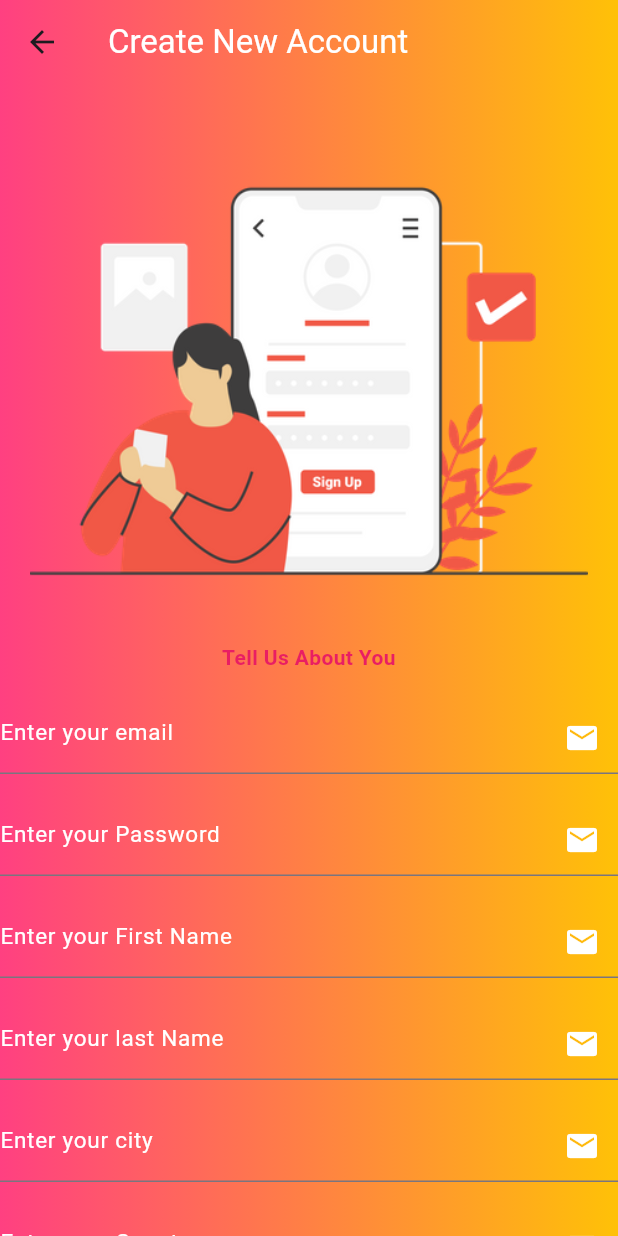
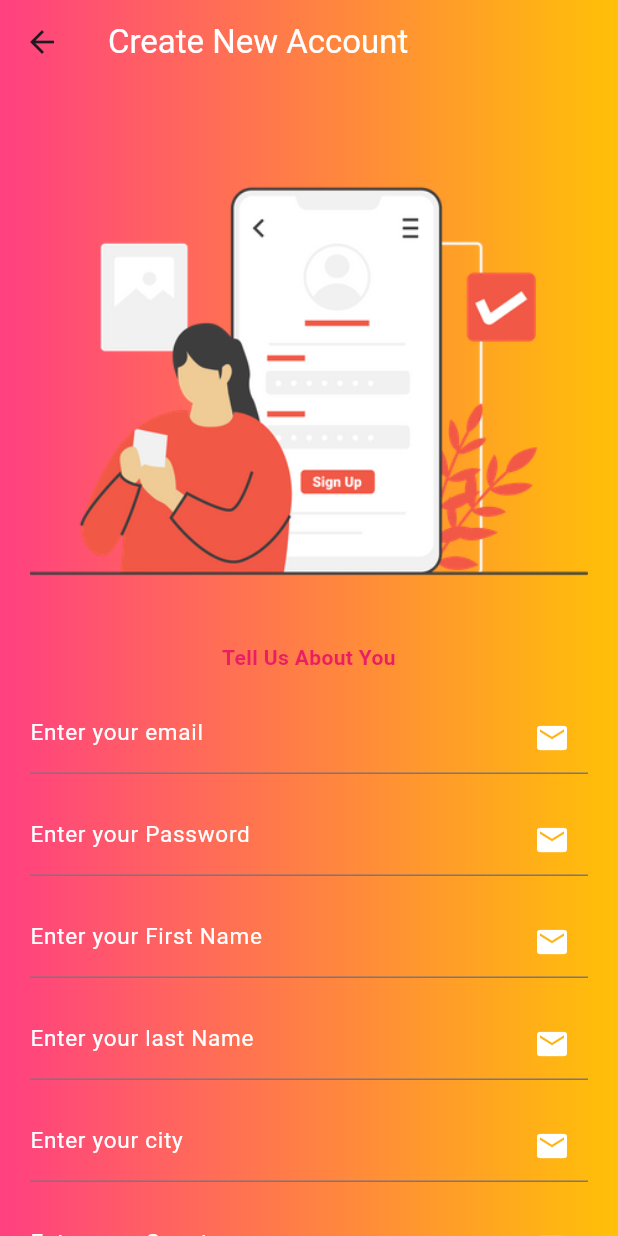
Before and after one commit to riteish810/Airbnb, a Flutter app: the screen it shows after launch, after a tap on "Don't have account? Create here", on a phone screen of 412 x 824 dp. Run offline on Flutter 3.47's test engine with Material 3 defaults, Android fonts, the phone set to English and light mode, and no system bars; our stand-ins replace get.

Commit message:
Updated Ui

```diff
--- a/lib/view/login_screen.dart
+++ b/lib/view/login_screen.dart
@@ -91,8 +91,8 @@ class _LoginScreenState extends State<LoginScreen> {
                         style: ElevatedButton.styleFrom(
                           backgroundColor: Colors.pink,
                           padding: EdgeInsets.symmetric(
-                            horizontal: 60,
-                            vertical: 40,
+                            horizontal: 30,
+                            vertical: 10,
                           ),
                         ),
                         child: Text(
@@ -105,6 +105,7 @@ class _LoginScreenState extends State<LoginScreen> {
                 ),
               ),
             ),
+            SizedBox(height: 15),
             TextButton(
               onPressed: () {
                 Get.to(SignupScreen());
--- a/lib/view/signup_screen.dart
+++ b/lib/view/signup_screen.dart
@@ -68,7 +68,11 @@ class _SignupScreenState extends State<SignupScreen> {
               child: Column(
                 children: [
                   Padding(
-                    padding: const EdgeInsets.only(top: 20.0),
+                    padding: const EdgeInsets.only(
+                      top: 20.0,
+                      left: 20,
+                      right: 20,
+                    ),
                     child: TextFormField(
                       controller: _emailEditingcontroller,
                       decoration: InputDecoration(
@@ -85,7 +89,11 @@ class _SignupScreenState extends State<SignupScreen> {
                     ),
                   ),
                   Padding(
-                    padding: const EdgeInsets.only(top: 20.0),
+                    padding: const EdgeInsets.only(
+                      top: 20.0,
+                      left: 20,
+                      right: 20,
+                    ),
                     child: TextFormField(
                       controller: _passwordEditingcontroller,
                       decoration: InputDecoration(
@@ -102,7 +110,11 @@ class _SignupScreenState extends State<SignupScreen> {
                     ),
                   ),
                   Padding(
-                    padding: const EdgeInsets.only(top: 20.0),
+                    padding: const EdgeInsets.only(
+                      top: 20.0,
+                      left: 20,
+                      right: 20,
+                    ),
                     child: TextFormField(
                       controller: _firstnameEditingcontroler,
                       decoration: InputDecoration(
@@ -119,7 +131,11 @@ class _SignupScreenState extends State<SignupScreen> {
                     ),
                   ),
                   Padding(
-                    padding: const EdgeInsets.only(top: 20.0),
+                    padding: const EdgeInsets.only(
+                      top: 20.0,
+                      left: 20,
+                      right: 20,
+                    ),
                     child: TextFormField(
                       controller: _lastnameEditingcontroller,
                       decoration: InputDecoration(
@@ -136,7 +152,11 @@ class _SignupScreenState extends State<SignupScreen> {
                     ),
                   ),
                   Padding(
-                    padding: const EdgeInsets.only(top: 20.0),
+                    padding: const EdgeInsets.only(
+                      top: 20.0,
+                      left: 20,
+                      right: 20,
+                    ),
                     child: TextFormField(
                       controller: _citynameEditingcontroller,
                       decoration: InputDecoration(
@@ -153,7 +173,11 @@ class _SignupScreenState extends State<SignupScreen> {
                     ),
                   ),
                   Padding(
-                    padding: const EdgeInsets.only(top: 20.0),
+                    padding: const EdgeInsets.only(
+                      top: 20.0,
+                      left: 20,
+                      right: 20,
+                    ),
                     child: TextFormField(
                       controller: _countrytextEditingcontroller,
                       decoration: InputDecoration(
@@ -170,7 +194,11 @@ class _SignupScreenState extends State<SignupScreen> {
                     ),
                   ),
                   Padding(
-                    padding: const EdgeInsets.only(top: 20.0),
+                    padding: const EdgeInsets.only(
+                      top: 20.0,
+                      left: 20,
+                      right: 20,
+                    ),
                     child: TextFormField(
                       controller: _biotexEditngcontroller,
                       decoration: InputDecoration(
@@ -186,14 +214,38 @@ class _SignupScreenState extends State<SignupScreen> {
                       },
                     ),
                   ),
-                  MaterialButton(
+                  Padding(
+                    padding: const EdgeInsets.only(top: 25.0),
+                    child: MaterialButton(
                       onPressed: () {},
                       child:
                           imageFileofuser == null
                               ? const Icon(Icons.add_a_photo)
                               : CircleAvatar(
                                 radius: MediaQuery.of(context).size.width / 5.0,
-                              child: CircleAvatar(),
+                                child: CircleAvatar(
+                                  backgroundImage: FileImage(imageFileofuser!),
+                                  radius:
+                                      MediaQuery.of(context).size.width / 5.2,
+                                ),
+                              ),
+                    ),
+                  ),
+                  Padding(
+                    padding: const EdgeInsets.only(top: 26.0),
+                    child: ElevatedButton(
+                      onPressed: () {},
+                      style: ElevatedButton.styleFrom(
+                        backgroundColor: Colors.pink,
+                      ),
+                      child: Text(
+                        'Create Account',
+                        style: TextStyle(
+                          fontWeight: FontWeight.bold,
+                          fontSize: 20,
+                          color: Colors.white,
+                        ),
+                      ),
                     ),
                   ),
                 ],
```
Lines whose indentation alone changed are shown as unchanged.
